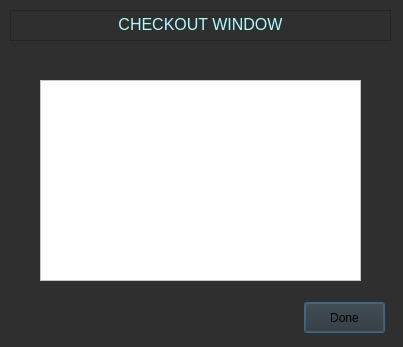
Old version of the form Project 4/checkout.ui in the repository ecdev456/Nonogram-SE.
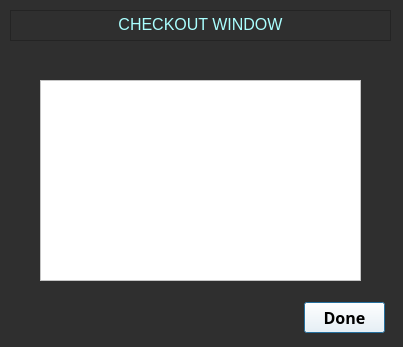
New version of the form.

```diff
--- a/Project 4/checkout.ui
+++ b/Project 4/checkout.ui
@@ -42,6 +42,20 @@
      <height>31</height>
     </rect>
    </property>
+   <property name="font">
+    <font>
+     <family>Nueva Std Cond</family>
+     <pointsize>12</pointsize>
+     <weight>75</weight>
+     <bold>true</bold>
+    </font>
+   </property>
+   <property name="autoFillBackground">
+    <bool>false</bool>
+   </property>
+   <property name="styleSheet">
+    <string notr="true">background-color: rgb(255, 255, 255);</string>
+   </property>
    <property name="text">
     <string>Done</string>
    </property>
```
